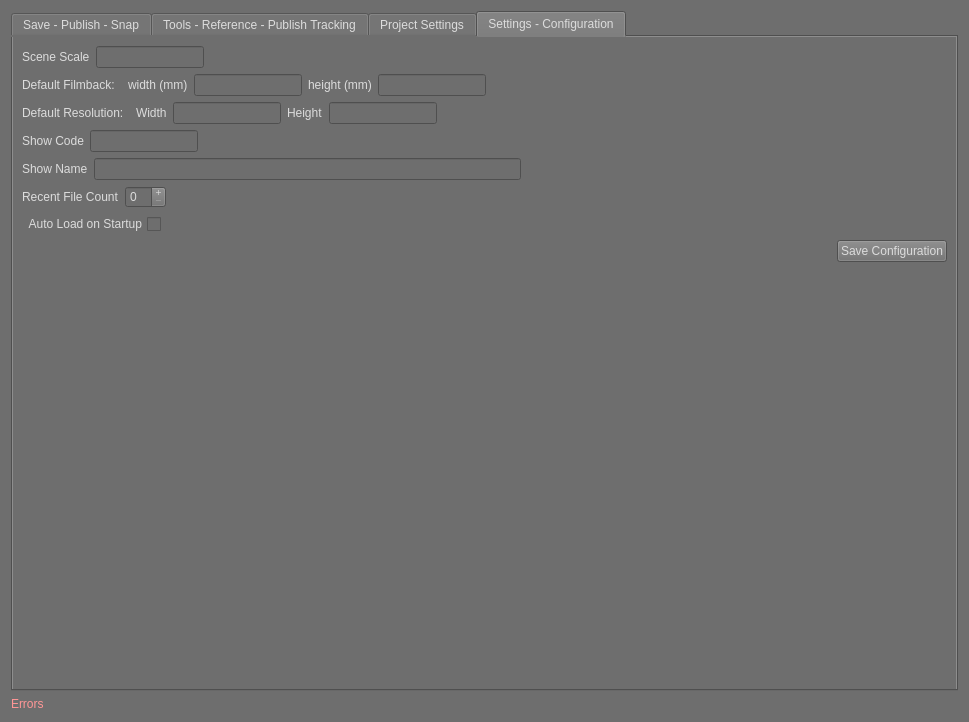
Qt form ui/superSaver_UI.ui (SleepDeprivedVFX/versionUp) before a commit.
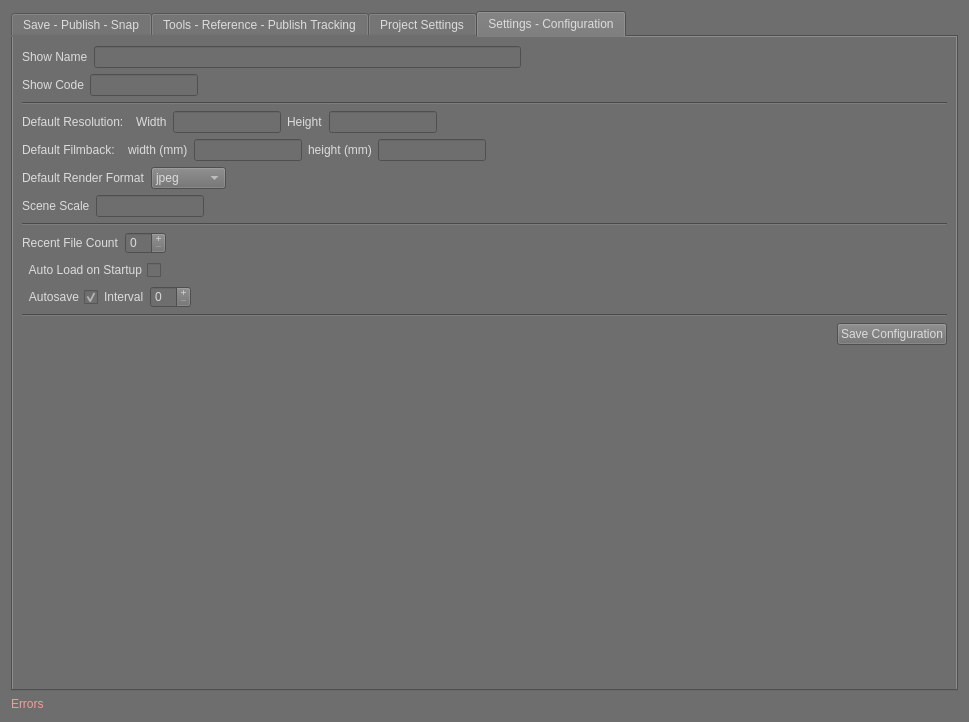
The same form after that commit. The open tabs and pages were chosen to show the change.

Commit message: v1.2.1:Ran into some permissions issues.  Fixed and accounted for.  Made progress on new settings.  Need to add more stuff.

Patch:
```diff
--- a/ui/superSaver_UI.ui
+++ b/ui/superSaver_UI.ui
@@ -1171,26 +1171,19 @@
       </attribute>
       <layout class="QVBoxLayout" name="verticalLayout_7">
        <item>
-        <layout class="QHBoxLayout" name="horizontalLayout_8">
+        <layout class="QHBoxLayout" name="horizontalLayout_4">
          <item>
-          <widget class="QLabel" name="SceneScale_Label">
+          <widget class="QLabel" name="showName_label">
            <property name="text">
-            <string>Scene Scale</string>
+            <string>Show Name</string>
            </property>
           </widget>
          </item>
          <item>
-          <widget class="QLineEdit" name="sceneScale">
-           <property name="sizePolicy">
-            <sizepolicy hsizetype="Fixed" vsizetype="Fixed">
-             <horstretch>0</horstretch>
-             <verstretch>0</verstretch>
-            </sizepolicy>
-           </property>
-          </widget>
+          <widget class="QLineEdit" name="showName"/>
          </item>
          <item>
-          <spacer name="horizontalSpacer_8">
+          <spacer name="horizontalSpacer_10">
            <property name="orientation">
             <enum>Qt::Orientation::Horizontal</enum>
            </property>
@@ -1205,23 +1198,16 @@
         </layout>
        </item>
        <item>
-        <layout class="QHBoxLayout" name="horizontalLayout_7">
+        <layout class="QHBoxLayout" name="horizontalLayout_5">
          <item>
-          <widget class="QLabel" name="filmbackLabel">
+          <widget class="QLabel" name="showCodeSet_label">
            <property name="text">
-            <string>Default Filmback:  </string>
+            <string>Show Code</string>
            </property>
           </widget>
          </item>
          <item>
-          <widget class="QLabel" name="filmback_width_label">
-           <property name="text">
-            <string>width (mm)</string>
-           </property>
-          </widget>
-         </item>
-         <item>
-          <widget class="QLineEdit" name="filmback_width">
+          <widget class="QLineEdit" name="showCodeSet">
            <property name="sizePolicy">
             <sizepolicy hsizetype="Fixed" vsizetype="Fixed">
              <horstretch>0</horstretch>
@@ -1231,24 +1217,7 @@
           </widget>
          </item>
          <item>
-          <widget class="QLabel" name="filmback_height_label">
-           <property name="text">
-            <string>height (mm)</string>
-           </property>
-          </widget>
-         </item>
-         <item>
-          <widget class="QLineEdit" name="filmback_height">
-           <property name="sizePolicy">
-            <sizepolicy hsizetype="Fixed" vsizetype="Fixed">
-             <horstretch>0</horstretch>
-             <verstretch>0</verstretch>
-            </sizepolicy>
-           </property>
-          </widget>
-         </item>
-         <item>
-          <spacer name="horizontalSpacer_7">
+          <spacer name="horizontalSpacer_5">
            <property name="orientation">
             <enum>Qt::Orientation::Horizontal</enum>
            </property>
@@ -1262,6 +1231,13 @@
          </item>
         </layout>
        </item>
+       <item>
+        <widget class="Line" name="line_3">
+         <property name="orientation">
+          <enum>Qt::Orientation::Horizontal</enum>
+         </property>
+        </widget>
+       </item>
        <item>
         <layout class="QHBoxLayout" name="horizontalLayout_6">
          <item>
@@ -1321,16 +1297,23 @@
         </layout>
        </item>
        <item>
-        <layout class="QHBoxLayout" name="horizontalLayout_5">
+        <layout class="QHBoxLayout" name="horizontalLayout_7">
          <item>
-          <widget class="QLabel" name="showCodeSet_label">
+          <widget class="QLabel" name="filmbackLabel">
            <property name="text">
-            <string>Show Code</string>
+            <string>Default Filmback:  </string>
            </property>
           </widget>
          </item>
          <item>
-          <widget class="QLineEdit" name="showCodeSet">
+          <widget class="QLabel" name="filmback_width_label">
+           <property name="text">
+            <string>width (mm)</string>
+           </property>
+          </widget>
+         </item>
+         <item>
+          <widget class="QLineEdit" name="filmback_width">
            <property name="sizePolicy">
             <sizepolicy hsizetype="Fixed" vsizetype="Fixed">
              <horstretch>0</horstretch>
@@ -1340,7 +1323,24 @@
           </widget>
          </item>
          <item>
-          <spacer name="horizontalSpacer_5">
+          <widget class="QLabel" name="filmback_height_label">
+           <property name="text">
+            <string>height (mm)</string>
+           </property>
+          </widget>
+         </item>
+         <item>
+          <widget class="QLineEdit" name="filmback_height">
+           <property name="sizePolicy">
+            <sizepolicy hsizetype="Fixed" vsizetype="Fixed">
+             <horstretch>0</horstretch>
+             <verstretch>0</verstretch>
+            </sizepolicy>
+           </property>
+          </widget>
+         </item>
+         <item>
+          <spacer name="horizontalSpacer_7">
            <property name="orientation">
             <enum>Qt::Orientation::Horizontal</enum>
            </property>
@@ -1355,19 +1355,50 @@
         </layout>
        </item>
        <item>
-        <layout class="QHBoxLayout" name="horizontalLayout_4">
+        <layout class="QHBoxLayout" name="horizontalLayout_32">
          <item>
-          <widget class="QLabel" name="showName_label">
+          <widget class="QLabel" name="image_format_label">
            <property name="text">
-            <string>Show Name</string>
+            <string>Default Render Format</string>
            </property>
           </widget>
          </item>
          <item>
-          <widget class="QLineEdit" name="showName"/>
+          <widget class="QComboBox" name="image_format">
+           <item>
+            <property name="text">
+             <string>jpeg</string>
+            </property>
+           </item>
+           <item>
+            <property name="text">
+             <string>png</string>
+            </property>
+           </item>
+           <item>
+            <property name="text">
+             <string>deepexr</string>
+            </property>
+           </item>
+           <item>
+            <property name="text">
+             <string>tif</string>
+            </property>
+           </item>
+           <item>
+            <property name="text">
+             <string>exr</string>
+            </property>
+           </item>
+           <item>
+            <property name="text">
+             <string>maya</string>
+            </property>
+           </item>
+          </widget>
          </item>
          <item>
-          <spacer name="horizontalSpacer_10">
+          <spacer name="horizontalSpacer_18">
            <property name="orientation">
             <enum>Qt::Orientation::Horizontal</enum>
            </property>
@@ -1381,6 +1412,47 @@
          </item>
         </layout>
        </item>
+       <item>
+        <layout class="QHBoxLayout" name="horizontalLayout_8">
+         <item>
+          <widget class="QLabel" name="SceneScale_Label">
+           <property name="text">
+            <string>Scene Scale</string>
+           </property>
+          </widget>
+         </item>
+         <item>
+          <widget class="QLineEdit" name="sceneScale">
+           <property name="sizePolicy">
+            <sizepolicy hsizetype="Fixed" vsizetype="Fixed">
+             <horstretch>0</horstretch>
+             <verstretch>0</verstretch>
+            </sizepolicy>
+           </property>
+          </widget>
+         </item>
+         <item>
+          <spacer name="horizontalSpacer_8">
+           <property name="orientation">
+            <enum>Qt::Orientation::Horizontal</enum>
+           </property>
+           <property name="sizeHint" stdset="0">
+            <size>
+             <width>40</width>
+             <height>20</height>
+            </size>
+           </property>
+          </spacer>
+         </item>
+        </layout>
+       </item>
+       <item>
+        <widget class="Line" name="line_4">
+         <property name="orientation">
+          <enum>Qt::Orientation::Horizontal</enum>
+         </property>
+        </widget>
+       </item>
        <item>
         <layout class="QHBoxLayout" name="horizontalLayout_10">
          <item>
@@ -1439,6 +1511,66 @@
          </item>
         </layout>
        </item>
+       <item>
+        <layout class="QHBoxLayout" name="horizontalLayout_31">
+         <item>
+          <widget class="QCheckBox" name="autosaver">
+           <property name="layoutDirection">
+            <enum>Qt::LayoutDirection::RightToLeft</enum>
+           </property>
+           <property name="text">
+            <string>Autosave</string>
+           </property>
+           <property name="checked">
+            <bool>true</bool>
+           </property>
+          </widget>
+         </item>
+         <item>
+          <widget class="QLabel" name="iterations_label">
+           <property name="text">
+            <string>Interval</string>
+           </property>
+          </widget>
+         </item>
+         <item>
+          <widget class="QSpinBox" name="autosave_count">
+           <property name="sizePolicy">
+            <sizepolicy hsizetype="Fixed" vsizetype="Fixed">
+             <horstretch>0</horstretch>
+             <verstretch>0</verstretch>
+            </sizepolicy>
+           </property>
+           <property name="layoutDirection">
+            <enum>Qt::LayoutDirection::LeftToRight</enum>
+           </property>
+           <property name="buttonSymbols">
+            <enum>QAbstractSpinBox::ButtonSymbols::PlusMinus</enum>
+           </property>
+          </widget>
+         </item>
+         <item>
+          <spacer name="horizontalSpacer_17">
+           <property name="orientation">
+            <enum>Qt::Orientation::Horizontal</enum>
+           </property>
+           <property name="sizeHint" stdset="0">
+            <size>
+             <width>40</width>
+             <height>20</height>
+            </size>
+           </property>
+          </spacer>
+         </item>
+        </layout>
+       </item>
+       <item>
+        <widget class="Line" name="line_5">
+         <property name="orientation">
+          <enum>Qt::Orientation::Horizontal</enum>
+         </property>
+        </widget>
+       </item>
        <item>
         <layout class="QHBoxLayout" name="horizontalLayout_9">
          <item>
```
The commit also changes 2 other files.
